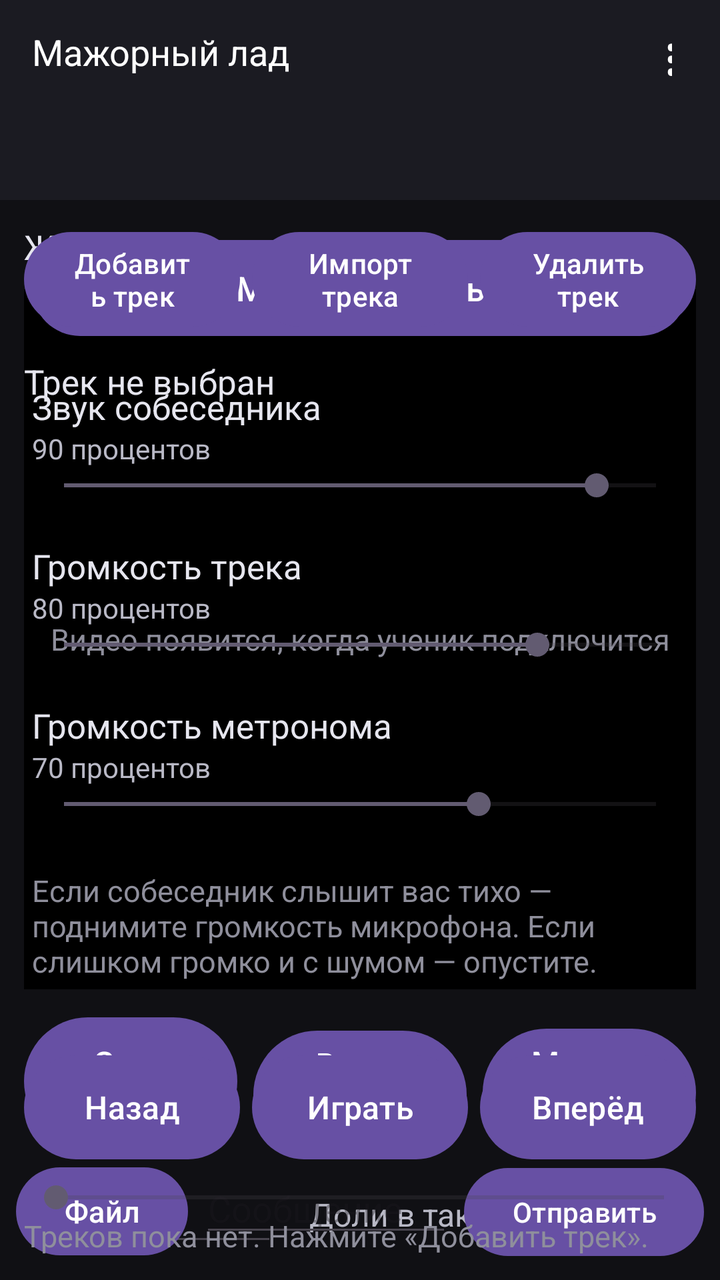
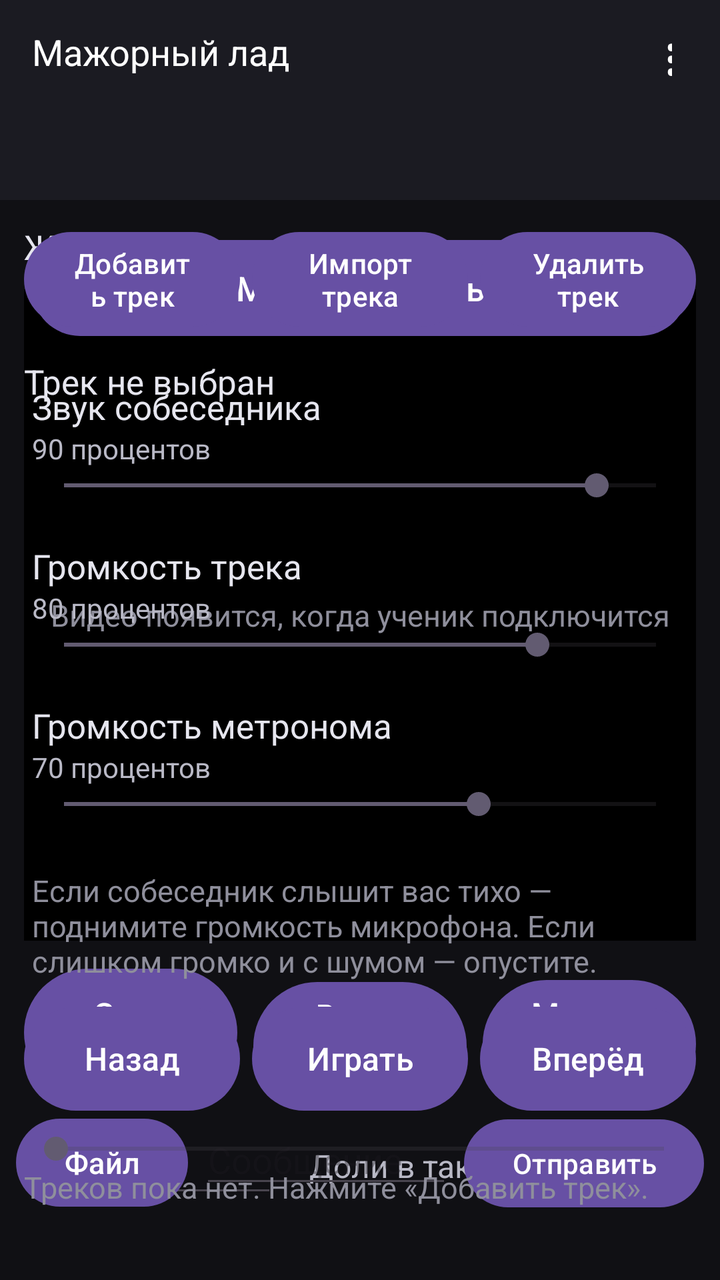

Two renders of the same Android screen: before a commit and after it. Below are the layout's source before the change and the commit's diff.
<!-- AndroidManifest.xml: application theme Theme.MajorLad -->
<!-- res/layout/activity_main.xml -->
<?xml version="1.0" encoding="utf-8"?>
<FrameLayout xmlns:android="http://schemas.android.com/apk/res/android"
    xmlns:app="http://schemas.android.com/apk/res-auto"
    android:layout_width="match_parent"
    android:layout_height="match_parent"
    android:background="#101014">

    <LinearLayout
        android:layout_width="match_parent"
        android:layout_height="match_parent"
        android:orientation="vertical">

        <LinearLayout
            android:layout_width="match_parent"
            android:layout_height="wrap_content"
            android:background="#1b1b22"
            android:gravity="center_vertical"
            android:orientation="horizontal">

            <TextView
                android:id="@+id/headerTitle"
                android:layout_width="0dp"
                android:layout_height="wrap_content"
                android:layout_weight="1"
                android:paddingStart="16dp"
                android:text="Мажорный лад"
                android:textColor="#ffffff"
                android:textSize="18sp" />

            <Button
                android:id="@+id/btnSettings"
                android:layout_width="52dp"
                android:layout_height="52dp"
                android:background="?attr/selectableItemBackgroundBorderless"
                android:contentDescription="Настройки"
                android:minWidth="0dp"
                android:minHeight="0dp"
                android:text="⋮"
                android:textSize="26sp" />
        </LinearLayout>

        <com.google.android.material.tabs.TabLayout
            android:id="@+id/tabs"
            android:layout_width="match_parent"
            android:layout_height="wrap_content"
            android:background="#1b1b22"
            app:tabIndicatorColor="#e8b04b"
            app:tabMode="fixed"
            app:tabSelectedTextColor="#ffffff"
            app:tabTextColor="#b9b9c6" />

        <FrameLayout
            android:layout_width="match_parent"
            android:layout_height="0dp"
            android:layout_weight="1">

            <include
                android:id="@+id/pageHome"
                layout="@layout/view_home"
                android:layout_width="match_parent"
                android:layout_height="match_parent" />

            <include
                android:id="@+id/pageChat"
                layout="@layout/view_chat"
                android:layout_width="match_parent"
                android:layout_height="match_parent" />

            <include
                android:id="@+id/pageVolume"
                layout="@layout/view_volume"
                android:layout_width="match_parent"
                android:layout_height="match_parent" />

            <include
                android:id="@+id/pagePlayer"
                layout="@layout/view_player"
                android:layout_width="match_parent"
                android:layout_height="match_parent" />
        </FrameLayout>
    </LinearLayout>

    <FrameLayout
        android:id="@+id/fullVideoBox"
        android:layout_width="match_parent"
        android:layout_height="match_parent"
        android:background="#000000"
        android:keepScreenOn="true"
        android:visibility="gone">

        <ImageView
            android:id="@+id/fullVideo"
            android:layout_width="match_parent"
            android:layout_height="match_parent"
            android:contentDescription="Видео преподавателя на весь экран"
            android:scaleType="fitCenter" />

        <Button
            android:id="@+id/btnCollapse"
            android:layout_width="wrap_content"
            android:layout_height="wrap_content"
            android:layout_gravity="top|end"
            android:layout_margin="16dp"
            android:text="Свернуть" />
    </FrameLayout>

</FrameLayout>
<!-- res/layout/view_home.xml (included above) -->
<?xml version="1.0" encoding="utf-8"?>
<LinearLayout xmlns:android="http://schemas.android.com/apk/res/android"
    android:layout_width="match_parent"
    android:layout_height="match_parent"
    android:orientation="vertical"
    android:padding="12dp">

    <TextView
        android:id="@+id/statusText"
        android:layout_width="match_parent"
        android:layout_height="wrap_content"
        android:text="Ждём ученика"
        android:textColor="#e6e6ef"
        android:textSize="17sp" />

    <FrameLayout
        android:id="@+id/videoBox"
        android:layout_width="match_parent"
        android:layout_height="0dp"
        android:layout_marginTop="10dp"
        android:layout_weight="1"
        android:background="#000000"
        android:minHeight="160dp">

        <ImageView
            android:id="@+id/videoView"
            android:layout_width="match_parent"
            android:layout_height="match_parent"
            android:contentDescription="Видео собеседника"
            android:scaleType="fitCenter" />

        <TextView
            android:id="@+id/videoHint"
            android:layout_width="match_parent"
            android:layout_height="match_parent"
            android:gravity="center"
            android:padding="12dp"
            android:text="Видео появится, когда ученик подключится"
            android:textColor="#8f8f9c"
            android:textSize="15sp" />
    </FrameLayout>

    <LinearLayout
        android:layout_width="match_parent"
        android:layout_height="wrap_content"
        android:layout_marginTop="10dp"
        android:orientation="horizontal">

        <Button
            android:id="@+id/btnMic"
            android:layout_width="0dp"
            android:layout_height="72dp"
            android:layout_weight="1"
            android:contentDescription="Микрофон выключен"
            android:text="Звук\nвыкл"
            android:textSize="16sp" />

        <Button
            android:id="@+id/btnExpand"
            android:layout_width="0dp"
            android:layout_height="72dp"
            android:layout_marginStart="8dp"
            android:layout_marginEnd="8dp"
            android:layout_weight="1"
            android:contentDescription="Развернуть видео"
            android:text="Видео\nна весь экран"
            android:textSize="15sp" />

        <Button
            android:id="@+id/btnMetro"
            android:layout_width="0dp"
            android:layout_height="72dp"
            android:layout_weight="1"
            android:contentDescription="Метроном выключен"
            android:text="Метроном\nвыкл"
            android:textSize="16sp" />
    </LinearLayout>

    <LinearLayout
        android:layout_width="match_parent"
        android:layout_height="wrap_content"
        android:layout_marginTop="10dp"
        android:gravity="center_vertical"
        android:orientation="horizontal">

        <TextView
            android:layout_width="wrap_content"
            android:layout_height="wrap_content"
            android:labelFor="@+id/editBpm"
            android:text="Темп"
            android:textColor="#b9b9c6"
            android:textSize="16sp" />

        <EditText
            android:id="@+id/editBpm"
            android:layout_width="80dp"
            android:layout_height="wrap_content"
            android:layout_marginStart="8dp"
            android:layout_marginEnd="16dp"
            android:contentDescription="Темп в ударах в минуту"
            android:imeOptions="actionDone"
            android:inputType="number"
            android:selectAllOnFocus="true"
            android:singleLine="true"
            android:text="90" />

        <TextView
            android:layout_width="wrap_content"
            android:layout_height="wrap_content"
            android:labelFor="@+id/editBeats"
            android:text="Доли в такте"
            android:textColor="#b9b9c6"
            android:textSize="16sp" />

        <EditText
            android:id="@+id/editBeats"
            android:layout_width="70dp"
            android:layout_height="wrap_content"
            android:layout_marginStart="8dp"
            android:contentDescription="Количество долей в такте"
            android:imeOptions="actionDone"
            android:inputType="number"
            android:selectAllOnFocus="true"
            android:singleLine="true"
            android:text="4" />
    </LinearLayout>

</LinearLayout>
<!-- res/layout/view_chat.xml (included above) -->
<?xml version="1.0" encoding="utf-8"?>
<LinearLayout xmlns:android="http://schemas.android.com/apk/res/android"
    android:layout_width="match_parent"
    android:layout_height="match_parent"
    android:orientation="vertical">

    <ListView
        android:id="@+id/chatList"
        android:layout_width="match_parent"
        android:layout_height="0dp"
        android:layout_weight="1"
        android:divider="#1e1e26"
        android:dividerHeight="1dp"
        android:padding="6dp"
        android:stackFromBottom="false"
        android:transcriptMode="normal" />

    <LinearLayout
        android:layout_width="match_parent"
        android:layout_height="wrap_content"
        android:gravity="bottom"
        android:orientation="horizontal"
        android:padding="8dp">

        
        <Button
            android:id="@+id/btnAttach"
            android:layout_width="wrap_content"
            android:layout_height="52dp"
            android:layout_marginEnd="6dp"
            android:contentDescription="Прикрепить файл"
            android:minWidth="0dp"
            android:text="Файл"
            android:textSize="15sp" />

        <EditText
            android:id="@+id/chatInput"
            android:layout_width="0dp"
            android:layout_height="wrap_content"
            android:layout_marginEnd="6dp"
            android:layout_weight="1"
            android:hint="Сообщение"
            android:imeOptions="actionSend"
            android:importantForAutofill="no"
            android:inputType="textCapSentences|textMultiLine"
            android:maxLines="4" />

        <Button
            android:id="@+id/btnSend"
            android:layout_width="wrap_content"
            android:layout_height="52dp"
            android:text="Отправить" />
    </LinearLayout>

</LinearLayout>
<!-- res/layout/view_volume.xml (included above) -->
<?xml version="1.0" encoding="utf-8"?>
<ScrollView xmlns:android="http://schemas.android.com/apk/res/android"
    android:layout_width="match_parent"
    android:layout_height="match_parent"
    android:fillViewport="true">

    <LinearLayout
        android:layout_width="match_parent"
        android:layout_height="wrap_content"
        android:orientation="vertical"
        android:padding="16dp">

        <Button
            android:id="@+id/btnVolMode"
            android:layout_width="match_parent"
            android:layout_height="wrap_content"
            android:minHeight="56dp"
            android:text="Моя громкость"
            android:textSize="17sp" />

        <LinearLayout
            android:id="@+id/volLocal"
            android:layout_width="match_parent"
            android:layout_height="wrap_content"
            android:orientation="vertical">

            <TextView
                android:layout_width="match_parent"
                android:layout_height="wrap_content"
                android:layout_marginTop="20dp"
                android:text="Звук собеседника"
                android:textColor="#e6e6ef"
                android:textSize="17sp" />

            <TextView
                android:id="@+id/labelPeer"
                android:layout_width="match_parent"
                android:layout_height="wrap_content"
                android:text="90 процентов"
                android:textColor="#b9b9c6" />

            <SeekBar
                android:id="@+id/seekPeer"
                android:layout_width="match_parent"
                android:layout_height="wrap_content"
                android:contentDescription="Звук собеседника"
                android:max="100"
                android:progress="90" />

            <TextView
                android:layout_width="match_parent"
                android:layout_height="wrap_content"
                android:layout_marginTop="20dp"
                android:text="Громкость трека"
                android:textColor="#e6e6ef"
                android:textSize="17sp" />

            <TextView
                android:id="@+id/labelTrack"
                android:layout_width="match_parent"
                android:layout_height="wrap_content"
                android:text="80 процентов"
                android:textColor="#b9b9c6" />

            <SeekBar
                android:id="@+id/seekTrackVol"
                android:layout_width="match_parent"
                android:layout_height="wrap_content"
                android:contentDescription="Громкость трека"
                android:max="100"
                android:progress="80" />

            <TextView
                android:layout_width="match_parent"
                android:layout_height="wrap_content"
                android:layout_marginTop="20dp"
                android:text="Громкость метронома"
                android:textColor="#e6e6ef"
                android:textSize="17sp" />

            <TextView
                android:id="@+id/labelMetro"
                android:layout_width="match_parent"
                android:layout_height="wrap_content"
                android:text="70 процентов"
                android:textColor="#b9b9c6" />

            <SeekBar
                android:id="@+id/seekMetroVol"
                android:layout_width="match_parent"
                android:layout_height="wrap_content"
                android:contentDescription="Громкость метронома"
                android:max="100"
                android:progress="70" />
        </LinearLayout>

        <LinearLayout
            android:id="@+id/volPeer"
            android:layout_width="match_parent"
            android:layout_height="wrap_content"
            android:orientation="vertical"
            android:visibility="gone">

            <TextView
                android:layout_width="match_parent"
                android:layout_height="wrap_content"
                android:layout_marginTop="20dp"
                android:text="Мой микрофон для собеседника"
                android:textColor="#e6e6ef"
                android:textSize="17sp" />

            <TextView
                android:id="@+id/labelOutMic"
                android:layout_width="match_parent"
                android:layout_height="wrap_content"
                android:text="100 процентов"
                android:textColor="#b9b9c6" />

            <SeekBar
                android:id="@+id/seekOutMic"
                android:layout_width="match_parent"
                android:layout_height="wrap_content"
                android:contentDescription="Мой микрофон для собеседника"
                android:max="200"
                android:progress="100" />

            <TextView
                android:layout_width="match_parent"
                android:layout_height="wrap_content"
                android:layout_marginTop="20dp"
                android:text="Метроном для собеседника"
                android:textColor="#e6e6ef"
                android:textSize="17sp" />

            <TextView
                android:id="@+id/labelOutMetro"
                android:layout_width="match_parent"
                android:layout_height="wrap_content"
                android:text="70 процентов"
                android:textColor="#b9b9c6" />

            <SeekBar
                android:id="@+id/seekOutMetro"
                android:layout_width="match_parent"
                android:layout_height="wrap_content"
                android:contentDescription="Метроном для собеседника"
                android:max="100"
                android:progress="70" />

            <TextView
                android:layout_width="match_parent"
                android:layout_height="wrap_content"
                android:layout_marginTop="20dp"
                android:text="Здесь настраивается то, что слышит собеседник. Громкость его динамиков меняет он сам."
                android:textColor="#8f8f9c"
                android:textSize="15sp" />
        </LinearLayout>

        <TextView
            android:layout_width="match_parent"
            android:layout_height="wrap_content"
            android:layout_marginTop="24dp"
            android:text="Если собеседник слышит вас тихо — поднимите громкость микрофона. Если слишком громко и с шумом — опустите."
            android:textColor="#8f8f9c"
            android:textSize="15sp" />
    </LinearLayout>
</ScrollView>
<!-- res/layout/view_player.xml (included above) -->
<?xml version="1.0" encoding="utf-8"?>
<LinearLayout xmlns:android="http://schemas.android.com/apk/res/android"
    android:layout_width="match_parent"
    android:layout_height="match_parent"
    android:orientation="vertical"
    android:padding="12dp">

    <LinearLayout
        android:layout_width="match_parent"
        android:layout_height="wrap_content"
        android:orientation="horizontal">

        <Button
            android:id="@+id/btnAdd"
            android:layout_width="0dp"
            android:layout_height="wrap_content"
            android:layout_marginEnd="6dp"
            android:layout_weight="1"
            android:text="Добавить трек" />

        <Button
            android:id="@+id/btnImport"
            android:layout_width="0dp"
            android:layout_height="wrap_content"
            android:layout_marginEnd="6dp"
            android:layout_weight="1"
            android:contentDescription="Импорт трека"
            android:text="Импорт трека" />

        <Button
            android:id="@+id/btnDelete"
            android:layout_width="0dp"
            android:layout_height="wrap_content"
            android:layout_weight="1"
            android:contentDescription="Удалить трек"
            android:text="Удалить трек" />
    </LinearLayout>

    <TextView
        android:id="@+id/trackName"
        android:layout_width="match_parent"
        android:layout_height="wrap_content"
        android:layout_marginTop="12dp"
        android:ellipsize="middle"
        android:singleLine="true"
        android:text="Трек не выбран"
        android:textColor="#e6e6ef"
        android:textSize="17sp" />

    <ListView
        android:id="@+id/trackList"
        android:layout_width="match_parent"
        android:layout_height="0dp"
        android:layout_marginTop="8dp"
        android:layout_weight="1"
        android:divider="#1e1e26"
        android:dividerHeight="1dp" />

    <LinearLayout
        android:layout_width="match_parent"
        android:layout_height="wrap_content"
        android:layout_marginTop="8dp"
        android:gravity="center_vertical"
        android:orientation="horizontal">

        <Button
            android:id="@+id/btnBack"
            android:layout_width="0dp"
            android:layout_height="60dp"
            android:layout_weight="1"
            android:contentDescription="Перемотка назад"
            android:text="Назад"
            android:textSize="16sp" />

        <Button
            android:id="@+id/btnPlay"
            android:layout_width="0dp"
            android:layout_height="60dp"
            android:layout_marginStart="6dp"
            android:layout_marginEnd="6dp"
            android:layout_weight="1"
            android:contentDescription="Играть"
            android:text="Играть"
            android:textSize="16sp" />

        <Button
            android:id="@+id/btnForward"
            android:layout_width="0dp"
            android:layout_height="60dp"
            android:layout_weight="1"
            android:contentDescription="Перемотка вперёд"
            android:text="Вперёд"
            android:textSize="16sp" />
    </LinearLayout>

    <SeekBar
        android:id="@+id/seekTrack"
        android:layout_width="match_parent"
        android:layout_height="wrap_content"
        android:layout_marginTop="6dp"
        android:contentDescription="Позиция трека"
        android:max="1000"
        android:progress="0" />

    <TextView
        android:id="@+id/trackStatus"
        android:layout_width="match_parent"
        android:layout_height="wrap_content"
        android:text="Треков пока нет. Нажмите «Добавить трек»."
        android:textColor="#8f8f9c"
        android:textSize="15sp" />

</LinearLayout>
<!-- resources referenced by this layout -->
<resources>
  <style name="Theme.MajorLad" parent="Theme.Material3.DayNight.NoActionBar">
          <item name="android:statusBarColor">#101014</item>
          <item name="android:navigationBarColor">#101014</item>
          <item name="android:windowBackground">#101014</item>
      </style>
</resources>

<!-- the commit's change to res/layout/activity_main.xml (unified diff, before → after) -->
@@ -78,6 +78,16 @@
                 android:layout_width="match_parent"
                 android:layout_height="match_parent" />
         </FrameLayout>
+
+        <TextView
+            android:id="@+id/versionText"
+            android:layout_width="match_parent"
+            android:layout_height="wrap_content"
+            android:paddingStart="16dp"
+            android:paddingEnd="16dp"
+            android:paddingBottom="8dp"
+            android:textColor="#8a8a99"
+            android:textSize="12sp" />
     </LinearLayout>
 
     <FrameLayout
